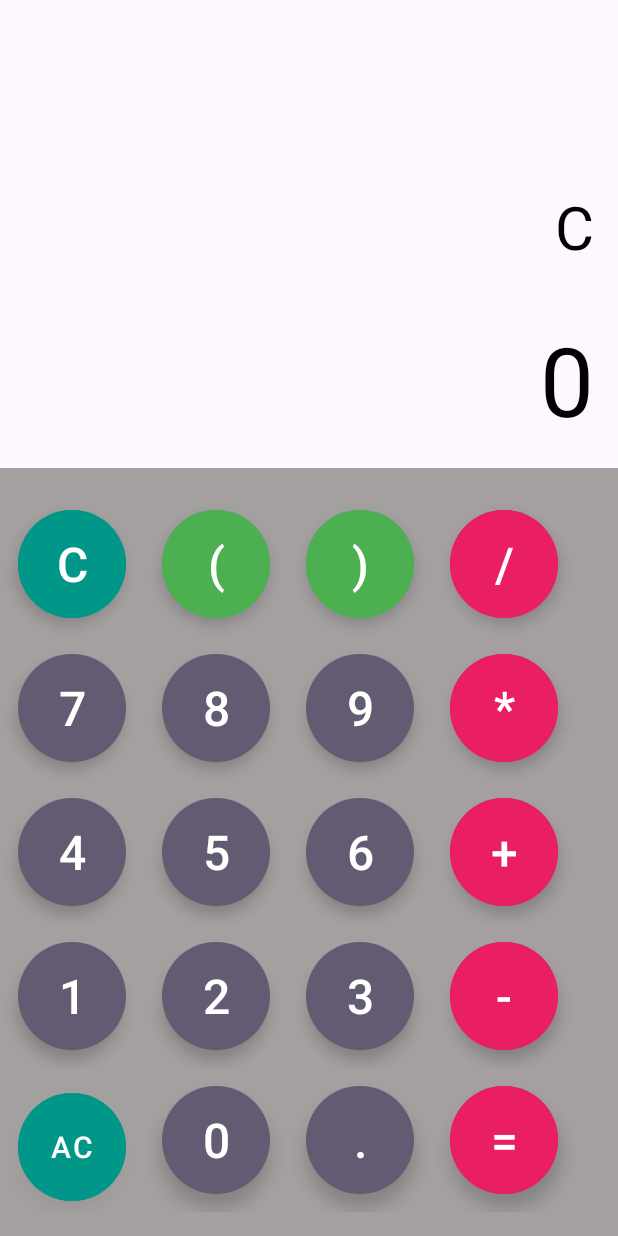
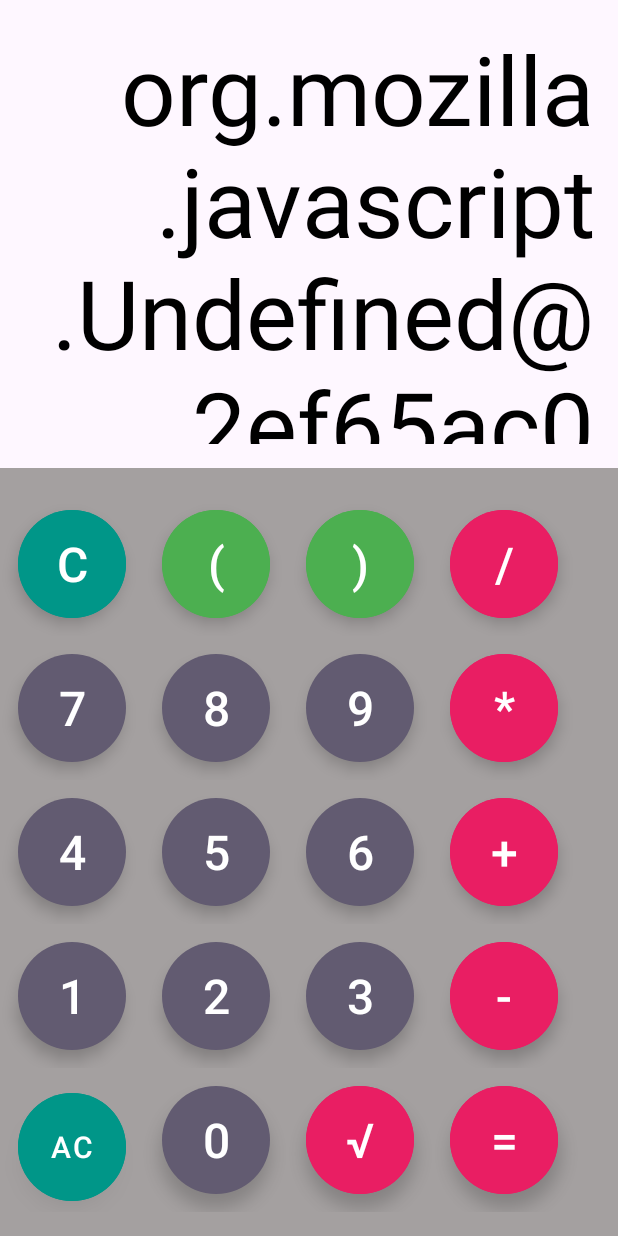
Before and after one commit to Vyciune8/MIPT_3, an Android app: the screen it shows after launch (MainActivity), after a tap on an icon or button, on a phone screen of 412 x 824 dp. Run offline under Robolectric (Android 15) with nearby library versions, the phone set to English and light mode, and no system bars.

Commit message:
Done program

```diff
--- a/app/build.gradle.kts
+++ b/app/build.gradle.kts
@@ -37,6 +37,7 @@ dependencies {
     implementation(libs.material)
     implementation(libs.activity)
     implementation(libs.constraintlayout)
+    implementation(libs.rhino)
     testImplementation(libs.junit)
     androidTestImplementation(libs.ext.junit)
     androidTestImplementation(libs.espresso.core)
--- a/app/src/main/java/com/example/mipt_3/MainActivity.java
+++ b/app/src/main/java/com/example/mipt_3/MainActivity.java
@@ -3,31 +3,31 @@ package com.example.mipt_3;
 import android.os.Bundle;
 import android.view.View;
 import android.widget.TextView;
-
 import androidx.activity.EdgeToEdge;
 import androidx.appcompat.app.AppCompatActivity;
-import androidx.core.graphics.Insets;
-import androidx.core.view.ViewCompat;
-import androidx.core.view.WindowInsetsCompat;
+import com.google.android.material.button.MaterialButton;
+import org.mozilla.javascript.Context;
+import org.mozilla.javascript.Scriptable;
 
-import com.google.android.material.button.MaterialButton;
-
-public class MainActivity extends AppCompatActivity implements View.OnClickListener {
+public class MainActivity extends AppCompatActivity implements View.OnClickListener
+{
 
     TextView resultTV, solutionTv;
     MaterialButton buttonC, buttonOpenBracket, buttonCloseBracket;
     MaterialButton buttonDivide, buttonMultiply, buttonPlus, buttonMinus;
     MaterialButton button0, button1, button2, button3, button4, button5, button6, button7, button8, button9;
-    MaterialButton buttonAc, buttonDot;
-
+    MaterialButton buttonAc;
+    MaterialButton buttonEquals;
+    MaterialButton buttonSqrt;
     @Override
-    protected void onCreate(Bundle savedInstanceState) {
+    protected void onCreate(Bundle savedInstanceState)
+    {
         super.onCreate(savedInstanceState);
         EdgeToEdge.enable(this);
         setContentView(R.layout.activity_main);
         resultTV = findViewById(R.id.result_tv);
         solutionTv = findViewById(R.id.solution_tv);
-
+        assignIds(buttonEquals, R.id.button_equals);
         assignIds(buttonC, R.id.button_c);
         assignIds(buttonOpenBracket, R.id.button_open_bracket);
         assignIds(buttonCloseBracket, R.id.button_close_bracket);
@@ -46,53 +46,96 @@ public class MainActivity extends AppCompatActivity implements View.OnClickListe
         assignIds(button8, R.id.button_8);
         assignIds(button9, R.id.button_9);
         assignIds(buttonAc, R.id.button_ac);
-        assignIds(buttonDot, R.id.button_dot);
+        assignIds(buttonSqrt, R.id.button_sqrt);
 
-
-
-        ViewCompat.setOnApplyWindowInsetsListener(findViewById(R.id.main), (v, insets) -> {
-            Insets systemBars = insets.getInsets(WindowInsetsCompat.Type.systemBars());
-            v.setPadding(systemBars.left, systemBars.top, systemBars.right, systemBars.bottom);
-            return insets;
-        });
     }
 
-    void assignIds(MaterialButton btn, int id){
-        btn=findViewById(id);
+    void assignIds(MaterialButton btn, int id)
+    {
+        btn = findViewById(id);
         btn.setOnClickListener(this);
+        buttonSqrt = findViewById(R.id.button_sqrt);
+        buttonSqrt.setOnClickListener(this);
     }
 
     @Override
-    public void onClick(View view) {
-    MaterialButton button= (MaterialButton) view;
+    public void onClick(View view)
+    {
+        MaterialButton button = (MaterialButton) view;
         String buttonText = button.getText().toString();
-    String dataToCalculate=solutionTv.getText().toString();
+        String dataToCalculate = solutionTv.getText().toString();
 
-    if(buttonText.equals("AC"))
+        if (buttonText.equals("AC"))
         {
             solutionTv.setText("");
             resultTV.setText("0");
             return;
         }
-    if(buttonText.equals("="))
+        if (buttonText.equals("="))
         {
-        resultTV.setText(resultTV.getText());
+            solutionTv.setText(resultTV.getText());
             return;
         }
-    if(buttonText.equals("C"))
+        if (buttonText.equals("C"))
         {
-        dataToCalculate=dataToCalculate.substring(0,dataToCalculate.length()-1);
-    }else
+            if (dataToCalculate.length() > 0)
             {
-        dataToCalculate=dataToCalculate+buttonText;
+                dataToCalculate = dataToCalculate.substring(0, dataToCalculate.length() - 1);
             }
-    dataToCalculate=dataToCalculate+buttonText;
+            if (view.getId() == R.id.button_sqrt)
+            {
+
+                if (!dataToCalculate.isEmpty())
+                {
+                    try
+                    {
+                        double value = Double.parseDouble(dataToCalculate);
+
+                        if (value >= 0)
+                        {
+                            double result = Math.sqrt(value);
+                            resultTV.setText(String.valueOf(result));
+                            solutionTv.setText(String.valueOf(result));
+                        } else
+                        {
+                            resultTV.setText("Err");
+                        }
+                    } catch (NumberFormatException e)
+                    {
+                        resultTV.setText("Err");
+                    }
+                }
+            }
+        } else
+        {
+            dataToCalculate = dataToCalculate + buttonText;
+        }
+
         solutionTv.setText(dataToCalculate);
 
+        String finalResult = getResult(dataToCalculate);
+        if (!finalResult.equals("Err"))
+        {
+            resultTV.setText(finalResult);
+        }
     }
 
     String getResult(String data)
     {
-        return "Calculated";
+        try
+        {
+            Context context = Context.enter();
+            context.setOptimizationLevel(-1);
+            Scriptable scriptable = context.initStandardObjects();
+            String finalResult = context.evaluateString(scriptable, data, "Javascript", 1, null).toString();
+            if (finalResult.endsWith(".0"))
+            {
+                finalResult = finalResult.replace(".0", "");
+            }
+            return finalResult;
+        } catch (Exception e)
+        {
+            return "Err";
         }
     }
+}
--- a/app/src/main/res/layout/activity_main.xml
+++ b/app/src/main/res/layout/activity_main.xml
@@ -274,8 +274,9 @@
                 android:textSize="32dp"
                 android:textColor="@color/white"
                 android:layout_margin="12dp"
-                android:id="@+id/button_dot"
-                android:text="." />
+                android:id="@+id/button_sqrt"
+                android:backgroundTint="#E91E63"
+                android:text="√" />
             <com.google.android.material.button.MaterialButton
                 android:layout_width="72dp"
                 android:layout_height="72dp"
--- a/gradle/libs.versions.toml
+++ b/gradle/libs.versions.toml
@@ -7,6 +7,7 @@ appcompat = "1.7.0"
 material = "1.12.0"
 activity = "1.9.3"
 constraintlayout = "2.1.4"
+rhino = "1.7.15"
 
 [libraries]
 junit = { group = "junit", name = "junit", version.ref = "junit" }
@@ -16,6 +17,7 @@ appcompat = { group = "androidx.appcompat", name = "appcompat", version.ref = "a
 material = { group = "com.google.android.material", name = "material", version.ref = "material" }
 activity = { group = "androidx.activity", name = "activity", version.ref = "activity" }
 constraintlayout = { group = "androidx.constraintlayout", name = "constraintlayout", version.ref = "constraintlayout" }
+rhino = { group = "org.mozilla", name = "rhino", version.ref = "rhino" }
 
 [plugins]
 android-application = { id = "com.android.application", version.ref = "agp" }
```
Lines whose indentation alone changed are shown as unchanged.
